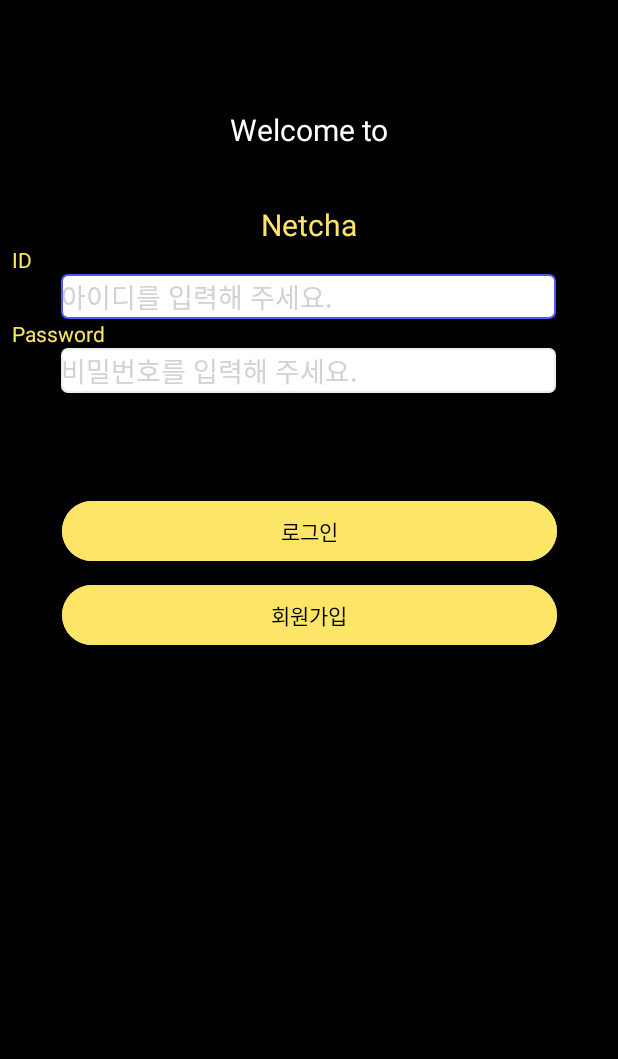
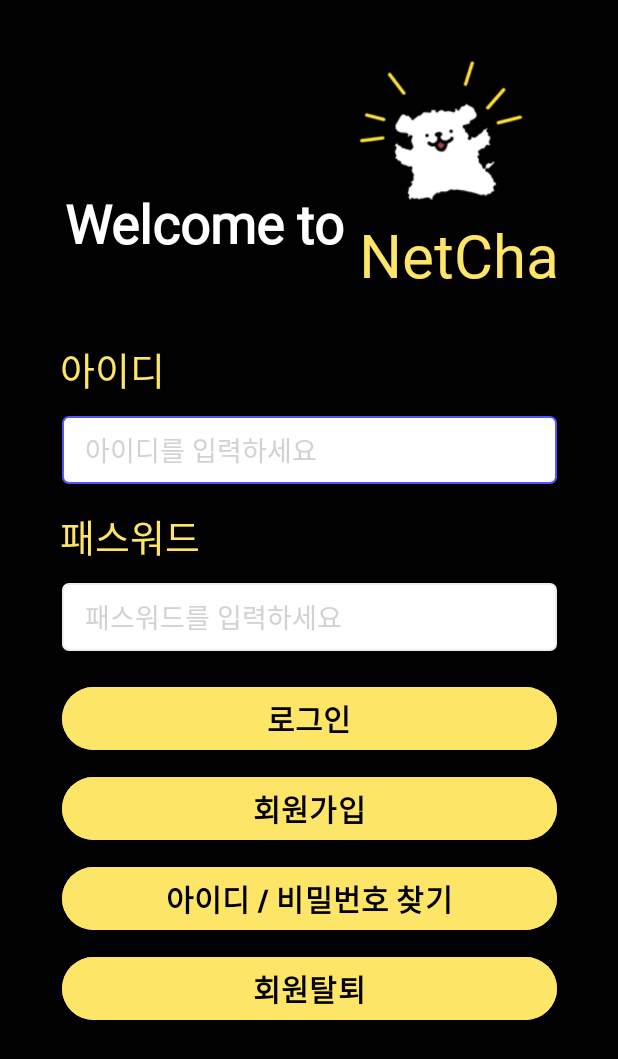
Before and after one commit to NetchaProject/netcha, an Android app: the screen it shows after launch (SignInActivity), on a phone screen of 412 x 824 dp. Shown: the top 1059 px of the screen. Run offline under Robolectric (Android 15) with nearby library versions, the phone set to English and light mode, and no system bars.

Commit message:
update third commit

```diff
--- a/app/src/main/java/com/example/netcha/SignInActivity.kt
+++ b/app/src/main/java/com/example/netcha/SignInActivity.kt
@@ -10,10 +10,9 @@ class SignInActivity : AppCompatActivity() {
     override fun onCreate(savedInstanceState: Bundle?) {
         super.onCreate(savedInstanceState)
         setContentView(R.layout.activity_sign_in)
-        val btnSignIn : Button = findViewById(R.id.btn_signin)
-        val btnSignUp : Button = findViewById(R.id.btn_signup)
-
-
+        val btnSignIn : Button = findViewById(R.id.sign_in_btn_login)
+        val btnSignUp : Button = findViewById(R.id.sign_in_btn_join)
+        val btnSignFind : Button = findViewById(R.id.sign_in_btn_find)
         btnSignIn.setOnClickListener {
             val intent = Intent(this,MainPage::class.java)
             startActivity(intent)
@@ -23,6 +22,13 @@ class SignInActivity : AppCompatActivity() {
         btnSignUp.setOnClickListener {
             val intent = Intent(this, SignUpActivity::class.java)
             startActivity(intent)
+            overridePendingTransition(R.anim.slide_right_enter,R.anim.slide_right_exit)
+        }
+
+        btnSignFind.setOnClickListener {
+            val intent = Intent(this,UserDataFind::class.java)
+            startActivity(intent)
+            overridePendingTransition(R.anim.slide_right_enter,R.anim.slide_right_exit)
         }
     }
 }
--- a/app/src/main/java/com/example/netcha/SignUpActivity.kt
+++ b/app/src/main/java/com/example/netcha/SignUpActivity.kt
@@ -12,5 +12,6 @@ class SignUpActivity : AppCompatActivity() {
         super.onCreate(savedInstanceState)
         setContentView(R.layout.activity_sigin_up)
 
+
     }
 }
--- a/app/src/main/java/com/example/netcha/Splash.kt
+++ b/app/src/main/java/com/example/netcha/Splash.kt
@@ -6,8 +6,7 @@ import android.os.Handler
 import android.os.Looper
 import androidx.appcompat.app.AppCompatActivity
 
-// startActivity 아래 넣으시면 됩니다. (Activity 전환 애니메이션)
-// overridePendingTransition(들어 오는 부분,나가는 부분)
+
 class Splash : AppCompatActivity() {
     override fun onCreate(savedInstanceState: Bundle?) {
         super.onCreate(savedInstanceState)
--- a/app/src/main/res/layout/activity_sign_in.xml
+++ b/app/src/main/res/layout/activity_sign_in.xml
@@ -7,105 +7,155 @@
     android:background="@color/black"
     tools:context=".SignInActivity">
 
+    <ImageView
+        android:id="@+id/sign_in_imageView"
+        android:layout_width="150dp"
+        android:layout_height="150dp"
+        android:layout_marginStart="180dp"
+        android:layout_marginTop="15dp"
+        app:layout_constraintStart_toStartOf="parent"
+        app:layout_constraintTop_toTopOf="parent"
+        app:layout_constraintEnd_toEndOf="parent"
+        android:src="@drawable/happydog1" />
+
     <TextView
-        android:id="@+id/Textview1"
+        android:id="@+id/sign_in_tv_title1"
         android:layout_width="wrap_content"
         android:layout_height="wrap_content"
-        android:text="Welcome to"
+        android:text="@string/signin_page_main_title"
         android:textColor="@color/white"
-        android:textSize="20sp"
-        app:layout_constraintBottom_toBottomOf="parent"
+        android:textStyle="bold"
+        android:fontFamily="@font/chosun_font"
+        android:textSize="35sp"
+        android:layout_marginTop="125dp"
+        android:layout_marginEnd="140dp"
         app:layout_constraintEnd_toEndOf="parent"
         app:layout_constraintStart_toStartOf="parent"
-        app:layout_constraintTop_toTopOf="parent"
-        app:layout_constraintVertical_bias="0.091" />
+        app:layout_constraintTop_toTopOf="parent" />
 
     <TextView
-        android:id="@+id/textView"
+        android:id="@+id/sign_in_tv_title2"
         android:layout_width="wrap_content"
         android:layout_height="wrap_content"
-        android:layout_marginTop="36dp"
-        android:text="Netcha"
-        android:textSize="20sp"
+        android:layout_marginTop="-30dp"
+        android:layout_marginStart="200dp"
+        android:text="@string/signin_page_sub_title"
+        android:fontFamily="@font/citizen_font1"
+        android:textSize="40sp"
         android:textColor="@color/yellow"
         app:layout_constraintEnd_toEndOf="parent"
         app:layout_constraintStart_toStartOf="parent"
-        app:layout_constraintTop_toBottomOf="@+id/Textview1" />
+        app:layout_constraintTop_toBottomOf="@+id/sign_in_tv_title1" />
 
     <TextView
-        android:id="@+id/textView4"
+        android:id="@+id/sign_in_tv_id"
         android:layout_width="wrap_content"
         android:layout_height="wrap_content"
-        android:text="ID"
+        android:text="@string/signin_page_tv_id"
+        android:textSize="25sp"
+        android:layout_marginStart="40dp"
+        android:layout_marginTop="30dp"
         android:textColor="@color/yellow"
-        app:layout_constraintEnd_toEndOf="parent"
-        app:layout_constraintHorizontal_bias="0.02"
         app:layout_constraintStart_toStartOf="parent"
-        app:layout_constraintTop_toBottomOf="@+id/textView" />
+        app:layout_constraintTop_toBottomOf="@+id/sign_in_tv_title2" />
 
     <EditText
-        android:id="@+id/editTextTextEmailAddress2"
+        android:id="@+id/sign_in_et_id"
         android:layout_width="330dp"
-        android:layout_height="30dp"
+        android:layout_height="45dp"
+        android:layout_marginTop="12dp"
         android:background="@drawable/edittext_round_shape"
         android:ems="10"
+        android:paddingStart="15dp"
         android:inputType="textEmailAddress"
-        android:hint="아이디를 입력해 주세요."
+        android:hint="@string/signin_page_et_id_hint"
         android:textColorHint="@color/gray"
         app:layout_constraintEnd_toEndOf="parent"
-        app:layout_constraintHorizontal_bias="0.494"
         app:layout_constraintStart_toStartOf="parent"
-        app:layout_constraintTop_toBottomOf="@+id/textView4" />
+        app:layout_constraintTop_toBottomOf="@+id/sign_in_tv_id" />
 
     <TextView
-        android:id="@+id/textView_password"
+        android:id="@+id/sign_in_tv_pw"
         android:layout_width="wrap_content"
         android:layout_height="wrap_content"
-        android:text="Password"
+        android:text="@string/signin_page_tv_pw"
+        android:textSize="25sp"
+        android:layout_marginStart="40dp"
+        android:layout_marginTop="15dp"
         android:textColor="@color/yellow"
-        app:layout_constraintEnd_toEndOf="parent"
-        app:layout_constraintHorizontal_bias="0.022"
         app:layout_constraintStart_toStartOf="parent"
-        app:layout_constraintTop_toBottomOf="@+id/editTextTextEmailAddress2" />
+        app:layout_constraintTop_toBottomOf="@+id/sign_in_et_id" />
 
     <EditText
-        android:id="@+id/et_pw"
+        android:id="@+id/sign_in_et_pw"
         android:layout_width="330dp"
-        android:layout_height="30dp"
+        android:layout_height="45dp"
+        android:layout_marginTop="12dp"
         android:background="@drawable/edittext_round_shape"
         android:ems="10"
-        android:hint="비밀번호를 입력해 주세요."
+        android:paddingStart="15dp"
+        android:hint="@string/signin_page_et_pw_hint"
         android:inputType="textPassword"
         android:textColorHint="@color/gray"
         app:layout_constraintEnd_toEndOf="parent"
-        app:layout_constraintHorizontal_bias="0.494"
         app:layout_constraintStart_toStartOf="parent"
-        app:layout_constraintTop_toBottomOf="@+id/textView_password" />
+        app:layout_constraintTop_toBottomOf="@+id/sign_in_tv_pw" />
 
     <Button
-        android:id="@+id/btn_signin"
+        android:id="@+id/sign_in_btn_login"
         android:layout_width="330dp"
         android:layout_height="wrap_content"
-        android:layout_marginTop="68dp"
+        android:layout_marginTop="20dp"
         android:backgroundTint="@color/yellow"
-        android:text="로그인"
-        android:textColor="@color/black"
-        app:layout_constraintEnd_toEndOf="parent"
-        app:layout_constraintHorizontal_bias="0.506"
-        app:layout_constraintStart_toStartOf="parent"
-        app:layout_constraintTop_toBottomOf="@+id/et_pw" />
-" />
-
-    <Button
-        android:id="@+id/btn_signup"
-        android:layout_width="330dp"
-        android:layout_height="wrap_content"
-        android:layout_marginTop="8dp"
-        android:backgroundTint="@color/yellow"
-        android:text="회원가입"
+        android:text="@string/signin_page_btn_login"
+        android:textStyle="bold"
+        android:textSize="20sp"
         android:textColor="@color/black"
         app:layout_constraintEnd_toEndOf="parent"
         app:layout_constraintStart_toStartOf="parent"
-        app:layout_constraintTop_toBottomOf="@+id/btn_signin" />
+        app:layout_constraintTop_toBottomOf="@+id/sign_in_et_pw" />
+
+
+    <Button
+        android:id="@+id/sign_in_btn_join"
+        android:layout_width="330dp"
+        android:layout_height="wrap_content"
+        android:layout_marginTop="10dp"
+        android:backgroundTint="@color/yellow"
+        android:text="@string/signin_page_btn_join"
+        android:textStyle="bold"
+        android:textSize="20sp"
+        android:textColor="@color/black"
+        app:layout_constraintEnd_toEndOf="parent"
+        app:layout_constraintStart_toStartOf="parent"
+        app:layout_constraintTop_toBottomOf="@+id/sign_in_btn_login" />
+
+    <Button
+        android:id="@+id/sign_in_btn_find"
+        android:layout_width="330dp"
+        android:layout_height="wrap_content"
+        android:layout_marginTop="10dp"
+        android:backgroundTint="@color/yellow"
+        android:text="@string/signin_page_btn_find"
+        android:textStyle="bold"
+        android:textSize="20sp"
+        android:textColor="@color/black"
+        app:layout_constraintEnd_toEndOf="parent"
+        app:layout_constraintStart_toStartOf="parent"
+        app:layout_constraintTop_toBottomOf="@+id/sign_in_btn_join" />
+
+    <Button
+        android:id="@+id/sign_in_btn_secession"
+        android:layout_width="330dp"
+        android:layout_height="wrap_content"
+        android:layout_marginTop="10dp"
+        android:backgroundTint="@color/yellow"
+        android:text="@string/signin_page_btn_secession"
+        android:textStyle="bold"
+        android:textSize="20sp"
+        android:textColor="@color/black"
+        app:layout_constraintEnd_toEndOf="parent"
+        app:layout_constraintStart_toStartOf="parent"
+        app:layout_constraintTop_toBottomOf="@+id/sign_in_btn_find" />
 
 </androidx.constraintlayout.widget.ConstraintLayout>
--- a/app/src/main/res/layout/activity_splash.xml
+++ b/app/src/main/res/layout/activity_splash.xml
@@ -22,7 +22,7 @@
         android:layout_height="wrap_content"
         android:layout_marginTop="180dp"
         android:fontFamily="@font/citizen_font1"
-        android:text="NetCha"
+        android:text="@string/app_name"
         android:textColor="@color/white"
         android:textSize="50dp"
         app:layout_constraintEnd_toEndOf="parent"
--- a/app/src/main/res/values-night/strings.xml
+++ b/app/src/main/res/values-night/strings.xml
@@ -61,4 +61,14 @@
     <string name="movie_detail_rating1">2편 빨리나왔으면 .. 기다리고있어요!!</string>
     <string name="movie_detail_rating2">액션으로는 끝판왕임 bb</string>
     <string name="detialpage_summary_movie1">10년 전 의문의 사고가 일어난 시설에서 홀로 탈출한 후 모든 기억을 잃은 ‘자윤’. 나이도, 이름도 모르는 자신을 거두고 키워준 노부부의 보살핌으로 씩씩하고 밝은 여고생으로 자라났다. 어려운 집안사정을 돕기 위해 상금이 걸린 오디션 프로그램에 출연한 자윤, 방송이 나간 직후부터 의문의 인물들이 그녀 앞에 나타난다. 자윤의 주변을 맴돌며 날카롭게 지켜보는 남자 ‘귀공자’, 그리고 과거 사고가 일어난 시점부터 사라진 아이를 찾던 ‘닥터 백’과 ‘미스터 최’까지 자신은 전혀 기억하지 못하는 그들의 등장으로, 자윤은 혼란에 휩싸이게 되는데...! 그들이 나타난 후 모든 것이 바뀌었다</string>
+    <string name="signin_page_main_title">Welcome to</string>
+    <string name="signin_page_sub_title">NetCha</string>
+    <string name="signin_page_tv_id">아이디</string>
+    <string name="signin_page_et_id_hint">아이디를 입력하세요</string>
+    <string name="signin_page_tv_pw">패스워드</string>
+    <string name="signin_page_et_pw_hint">패스워드를 입력하세요</string>
+    <string name="signin_page_btn_login">로그인</string>
+    <string name="signin_page_btn_join">회원가입</string>
+    <string name="signin_page_btn_find">아이디 / 비밀번호 찾기</string>
+    <string name="signin_page_btn_secession">회원탈퇴</string>
 </resources>
--- a/app/src/main/res/values/mainpage_style_toolbar.xml
+++ b/app/src/main/res/values/mainpage_style_toolbar.xml
@@ -1,10 +1,10 @@
 <?xml version="1.0" encoding="utf-8"?>
 <resources>
-    <style name="main_page_toolbar_font" parent="ThemeOverlay.AppCompat.Light">
+    <style name="main_page_toolbar_font" >
         <item name="android:fontFamily">@font/chosun_font</item>
     </style>
-    <style name="main_page_toolbar_text_size" parent="TextAppearance.Widget.AppCompat.Toolbar.Title">
-        <item name="android:textSize">28sp</item>
+    <style name="main_page_toolbar_text_size" >
+        <item name="android:textSize">20sp</item>
         <item name="android:textStyle">bold</item>
     </style>
 </resources>
--- a/app/src/main/res/values/strings.xml
+++ b/app/src/main/res/values/strings.xml
@@ -1,5 +1,5 @@
 <resources>
-    <string name="app_name">netcha</string>
+    <string name="app_name">NetCha</string>
     <string name="main_page_toolbar">HOME</string>
     <string name="main_page_text_login_user">환영합니다. 내배캠 님</string>
     <string name="main_page_text_recommend_movie">추천 영화 목록</string>
@@ -60,4 +60,14 @@
     <string name="movie_detail_rating1">2편 빨리나왔으면 .. 기다리고있어요!!</string>
     <string name="movie_detail_rating2">액션으로는 끝판왕임 bb</string>
     <string name="detialpage_summary_movie1">10년 전 의문의 사고가 일어난 시설에서 홀로 탈출한 후 모든 기억을 잃은 ‘자윤’. 나이도, 이름도 모르는 자신을 거두고 키워준 노부부의 보살핌으로 씩씩하고 밝은 여고생으로 자라났다. 어려운 집안사정을 돕기 위해 상금이 걸린 오디션 프로그램에 출연한 자윤, 방송이 나간 직후부터 의문의 인물들이 그녀 앞에 나타난다. 자윤의 주변을 맴돌며 날카롭게 지켜보는 남자 ‘귀공자’, 그리고 과거 사고가 일어난 시점부터 사라진 아이를 찾던 ‘닥터 백’과 ‘미스터 최’까지 자신은 전혀 기억하지 못하는 그들의 등장으로, 자윤은 혼란에 휩싸이게 되는데...! 그들이 나타난 후 모든 것이 바뀌었다</string>
+    <string name="signin_page_main_title">Welcome to</string>
+    <string name="signin_page_sub_title">NetCha</string>
+    <string name="signin_page_tv_id">아이디</string>
+    <string name="signin_page_et_id_hint">아이디를 입력하세요</string>
+    <string name="signin_page_tv_pw">패스워드</string>
+    <string name="signin_page_et_pw_hint">패스워드를 입력하세요</string>
+    <string name="signin_page_btn_login">로그인</string>
+    <string name="signin_page_btn_join">회원가입</string>
+    <string name="signin_page_btn_find">아이디 / 비밀번호 찾기</string>
+    <string name="signin_page_btn_secession">회원탈퇴</string>
 </resources>
--- a/app/src/main/res/values/themes.xml
+++ b/app/src/main/res/values/themes.xml
@@ -5,5 +5,8 @@
         <!-- <item name="colorPrimary">@color/my_light_primary</item> -->
     </style>
 
-    <style name="Theme.Netcha" parent="Base.Theme.Netcha" />
+    <style name="Theme.Netcha" parent="Base.Theme.Netcha" >
+        <item name="colorPrimary">@color/black</item>
+        <item name="colorPrimaryDark">@color/black</item>
+    </style>
 </resources>
```
Also changed, not shown: app/src/main/AndroidManifest.xml (+13 -8 lines), app/src/main/java/com/example/netcha/MainPage.kt (+23 -24 lines), app/src/main/java/com/example/netcha/UserDataFind.kt (added, +25 -0 lines), app/src/main/res/layout/activity_main_page.xml (+57 -57 lines), app/src/main/res/layout/activity_user_data_find.xml (added, +88 -0 lines), app/src/main/res/drawable-xxxhdpi/logout_button.png (deleted), app/src/main/res/drawable/logout_button.png (added), app/src/main/res/drawable/main_page_profile_shape.xml (renamed from app/src/main/res/drawable/shape.xml), 1 other file.
